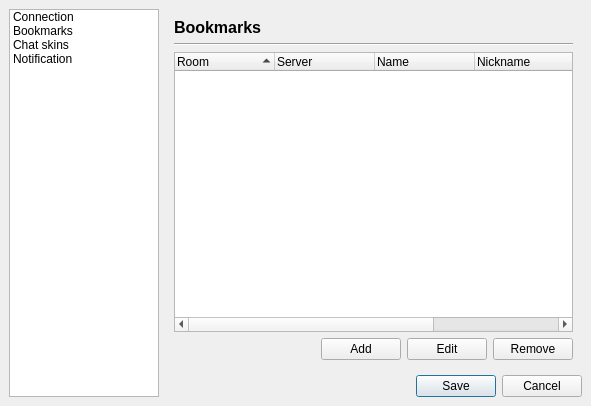
Old version of the form preferences.ui in the repository xmpp-graveyard/jabbim.
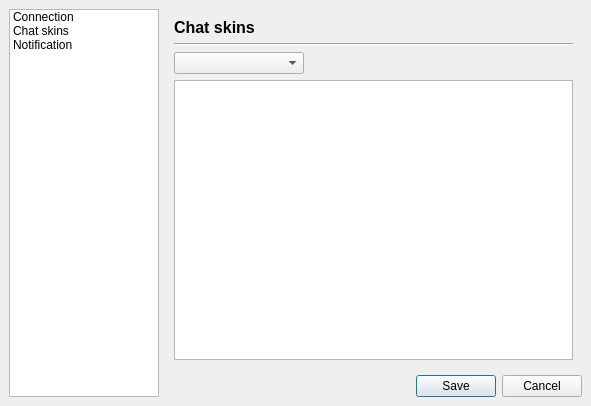
New version of the form. Icons and pictures are not drawn.

```diff
--- a/preferences.ui
+++ b/preferences.ui
@@ -72,11 +72,6 @@
        <string>Connection</string>
       </property>
      </item>
-     <item>
-      <property name="text" >
-       <string>Bookmarks</string>
-      </property>
-     </item>
      <item>
       <property name="text" >
        <string>Chat skins</string>
@@ -336,107 +331,6 @@
        </item>
       </layout>
      </widget>
-     <widget class="QWidget" name="page" >
-      <layout class="QGridLayout" >
-       <property name="margin" >
-        <number>9</number>
-       </property>
-       <property name="spacing" >
-        <number>6</number>
-       </property>
-       <item row="1" column="0" colspan="4" >
-        <widget class="Line" name="line_3" >
-         <property name="orientation" >
-          <enum>Qt::Horizontal</enum>
-         </property>
-        </widget>
-       </item>
-       <item row="0" column="0" colspan="4" >
-        <widget class="QLabel" name="label_4" >
-         <property name="text" >
-          <string>&lt;html>&lt;head>&lt;meta name="qrichtext" content="1" />&lt;style type="text/css">
-p, li { white-space: pre-wrap; }
-&lt;/style>&lt;/head>&lt;body style=" font-family:'Sans Serif'; font-size:9pt; font-weight:400; font-style:normal; text-decoration:none;">
-&lt;p style=" margin-top:0px; margin-bottom:0px; margin-left:0px; margin-right:0px; -qt-block-indent:0; text-indent:0px;">&lt;span style=" font-size:12pt; font-weight:600;">Bookmarks&lt;/span>&lt;/p>&lt;/body>&lt;/html></string>
-         </property>
-        </widget>
-       </item>
-       <item row="2" column="0" colspan="4" >
-        <widget class="QTreeWidget" name="bookmarks" >
-         <property name="rootIsDecorated" >
-          <bool>false</bool>
-         </property>
-         <property name="sortingEnabled" >
-          <bool>true</bool>
-         </property>
-         <column>
-          <property name="text" >
-           <string>Room</string>
-          </property>
-         </column>
-         <column>
-          <property name="text" >
-           <string>Server</string>
-          </property>
-         </column>
-         <column>
-          <property name="text" >
-           <string>Name</string>
-          </property>
-         </column>
-         <column>
-          <property name="text" >
-           <string>Nickname</string>
-          </property>
-         </column>
-         <column>
-          <property name="text" >
-           <string>Password</string>
-          </property>
-         </column>
-         <column>
-          <property name="text" >
-           <string>Auto join</string>
-          </property>
-         </column>
-        </widget>
-       </item>
-       <item row="3" column="3" >
-        <widget class="QPushButton" name="removeBookmark" >
-         <property name="text" >
-          <string>Remove</string>
-         </property>
-        </widget>
-       </item>
-       <item row="3" column="2" >
-        <widget class="QPushButton" name="editBookmark" >
-         <property name="text" >
-          <string>Edit</string>
-         </property>
-        </widget>
-       </item>
-       <item row="3" column="1" >
-        <widget class="QPushButton" name="addBookmark" >
-         <property name="text" >
-          <string>Add</string>
-         </property>
-        </widget>
-       </item>
-       <item row="3" column="0" >
-        <spacer>
-         <property name="orientation" >
-          <enum>Qt::Horizontal</enum>
-         </property>
-         <property name="sizeHint" >
-          <size>
-           <width>71</width>
-           <height>20</height>
-          </size>
-         </property>
-        </spacer>
-       </item>
-      </layout>
-     </widget>
      <widget class="QWidget" name="page_2" >
       <layout class="QGridLayout" >
        <property name="margin" >
```
